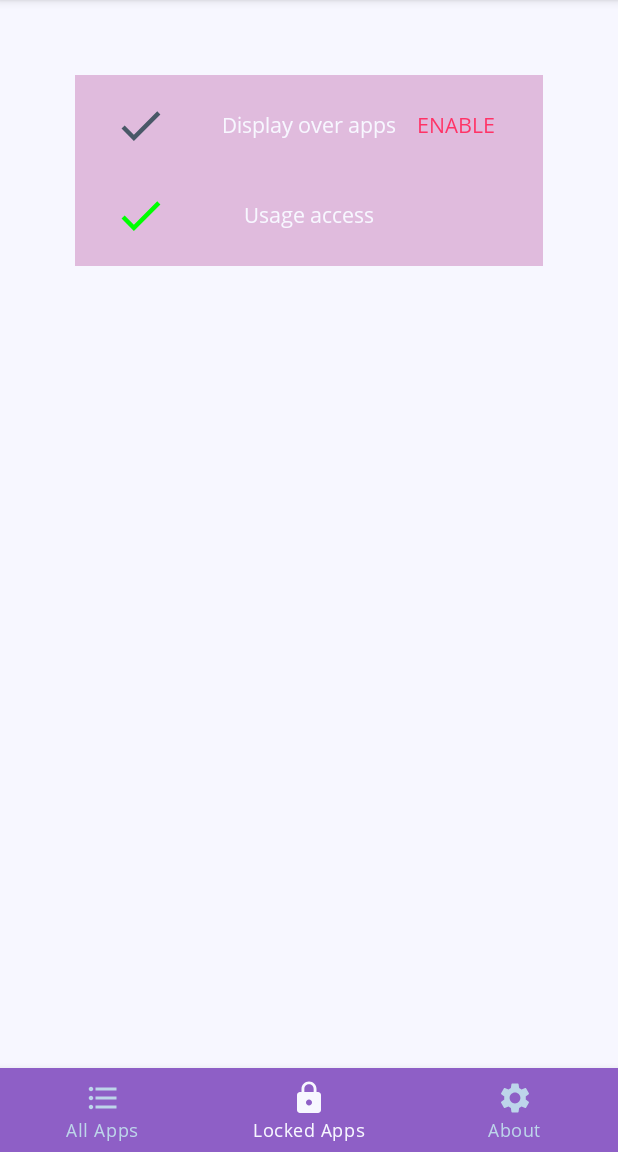
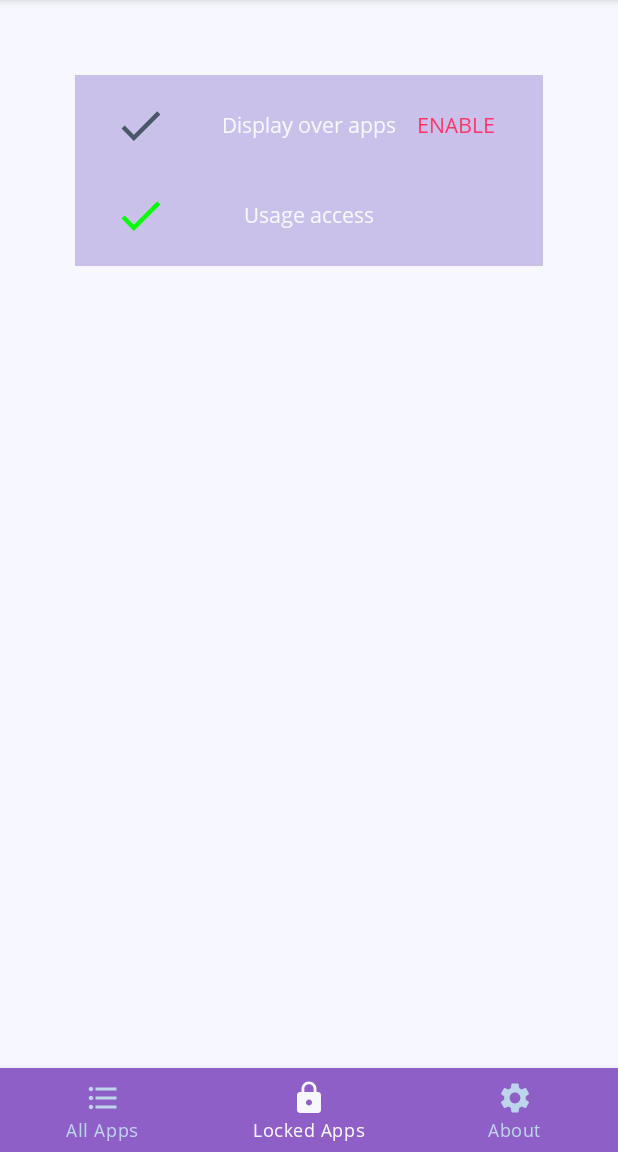
Before and after one commit to FCIS-ASU-Projects/Kids-Zone, an Android app: the MainActivity screen opened directly, with no data from a screen before it, on a phone screen of 412 x 824 dp, the part 84-1236 px from its top. Run offline under Robolectric (Android 15) with nearby library versions, the phone set to English and light mode, and no system bars.

Commit message:
Last Error Solved
The error was solved by changing the app color to hexa decimal.

```diff
--- a/KidsZone/app/src/main/res/layout/activity_main.xml
+++ b/KidsZone/app/src/main/res/layout/activity_main.xml
@@ -66,7 +66,7 @@
 
       android:layout_marginEnd="50dp"
       android:layout_marginBottom="50dp"
-      android:background="@color/material_dynamic_tertiary80"
+      android:background="#FFCAC1EA"
       android:padding="16dp">
 
     <ImageView
@@ -103,7 +103,6 @@
         android:layout_marginLeft="8dp"
         android:layout_marginEnd="8dp"
         android:layout_marginRight="8dp"
-        android:layout_toRightOf="@+id/appicon"
         android:text="Display over apps"
 
         android:textColor="@color/white"
@@ -111,7 +110,6 @@
         app:layout_constraintBottom_toBottomOf="parent"
         app:layout_constraintEnd_toStartOf="@+id/enableStatusDisplay"
         app:layout_constraintHorizontal_bias="0.102"
-        app:layout_constraintStart_toEndOf="@+id/appicon"
         app:layout_constraintTop_toTopOf="parent" />
 
   </RelativeLayout>
@@ -123,7 +121,7 @@
       android:layout_marginLeft="50dp"
       android:layout_marginTop="110dp"
       android:layout_marginRight="50dp"
-      android:background="@color/material_dynamic_tertiary80"
+      android:background="#FFCAC1EA"
       android:padding="16dp"
 
       >
@@ -162,7 +160,6 @@
         android:layout_marginLeft="8dp"
         android:layout_marginEnd="8dp"
         android:layout_marginRight="8dp"
-        android:layout_toRightOf="@+id/appicon"
         android:text="Usage access"
 
         android:textColor="@color/white"
@@ -170,7 +167,6 @@
         app:layout_constraintBottom_toBottomOf="parent"
         app:layout_constraintEnd_toStartOf="@+id/enableStatusUsage"
         app:layout_constraintHorizontal_bias="0.102"
-        app:layout_constraintStart_toEndOf="@+id/appicon"
         app:layout_constraintTop_toTopOf="parent" />
 
   </RelativeLayout>
--- a/KidsZone/build.gradle
+++ b/KidsZone/build.gradle
@@ -1,7 +1,7 @@
 // Top-level build file where you can add configuration options common to all sub-projects/modules.
 plugins {
-    id 'com.android.application' version '7.2.1' apply false
-    id 'com.android.library' version '7.2.1' apply false
+    id 'com.android.application' version '7.4.1' apply false
+    id 'com.android.library' version '7.4.1' apply false
 }
 
 task clean(type: Delete) {
```
Also changed, not shown: KidsZone/gradle/wrapper/gradle-wrapper.properties.
